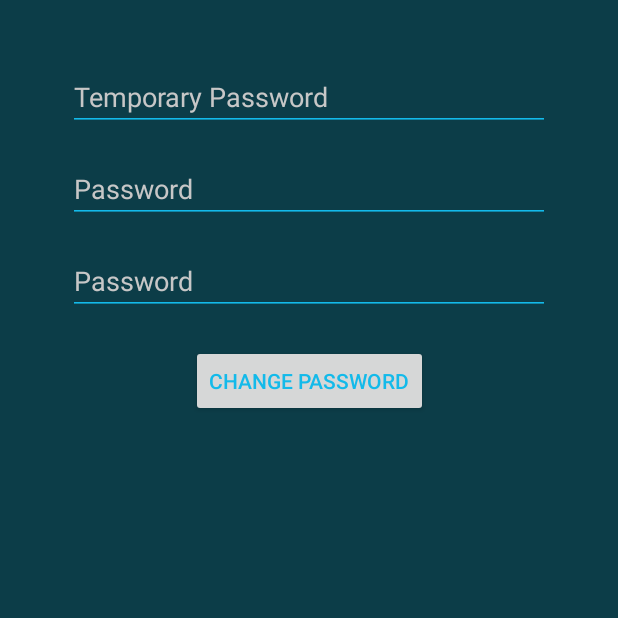
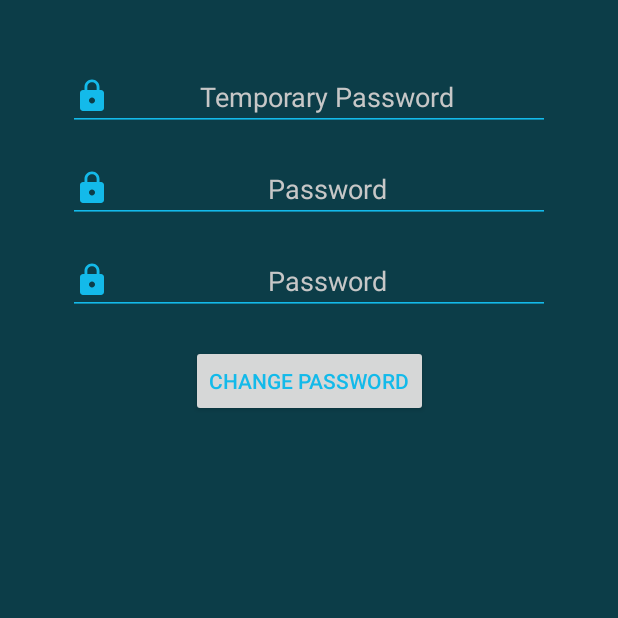
Before and after one commit to ethanwc/Group-4-TCSS-450, an Android app: the fragment ResetPassword placed in its activity, on a phone screen of 412 x 824 dp, the top half of it. Run offline under Robolectric (Android 15) with nearby library versions, the phone set to English and light mode, and no system bars.

Commit message:
added icons and centered text

```diff
--- a/Wessenger/app/src/main/res/layout/fragment_reset_password.xml
+++ b/Wessenger/app/src/main/res/layout/fragment_reset_password.xml
@@ -17,7 +17,9 @@
         android:layout_marginStart="45dp"
         android:layout_marginTop="42dp"
         android:layout_marginEnd="45dp"
+        android:drawableStart="@drawable/ic_lock_blue_24dp"
         android:ems="10"
+        android:gravity="center_horizontal"
         android:hint="@string/edittext_temporarypassword"
         android:inputType="textPassword"
         app:layout_constraintEnd_toEndOf="parent"
@@ -31,7 +33,9 @@
         android:layout_marginStart="45dp"
         android:layout_marginTop="16dp"
         android:layout_marginEnd="45dp"
+        android:drawableStart="@drawable/ic_lock_blue_24dp"
         android:ems="10"
+        android:gravity="center_horizontal"
         android:hint="@string/login_passwordHint"
         android:inputType="textPassword"
         app:layout_constraintEnd_toEndOf="parent"
@@ -45,7 +49,9 @@
         android:layout_marginStart="45dp"
         android:layout_marginTop="16dp"
         android:layout_marginEnd="45dp"
+        android:drawableStart="@drawable/ic_lock_blue_24dp"
         android:ems="10"
+        android:gravity="center_horizontal"
         android:hint="@string/login_passwordHint"
         android:inputType="textPassword"
         app:layout_constraintEnd_toEndOf="parent"
--- a/Wessenger/app/src/main/res/layout/fragment_temorary_password_send.xml
+++ b/Wessenger/app/src/main/res/layout/fragment_temorary_password_send.xml
@@ -18,7 +18,9 @@
         android:layout_marginTop="63dp"
         android:layout_marginEnd="45dp"
         android:layout_marginBottom="32dp"
+        android:drawableStart="@drawable/ic_mail_outline_blue_24dp"
         android:ems="10"
+        android:gravity="center_horizontal"
         android:hint="@string/login_emailHint"
         android:inputType="textPersonName"
         app:layout_constraintBottom_toTopOf="@+id/btn_temporarypassword_reset"
```
